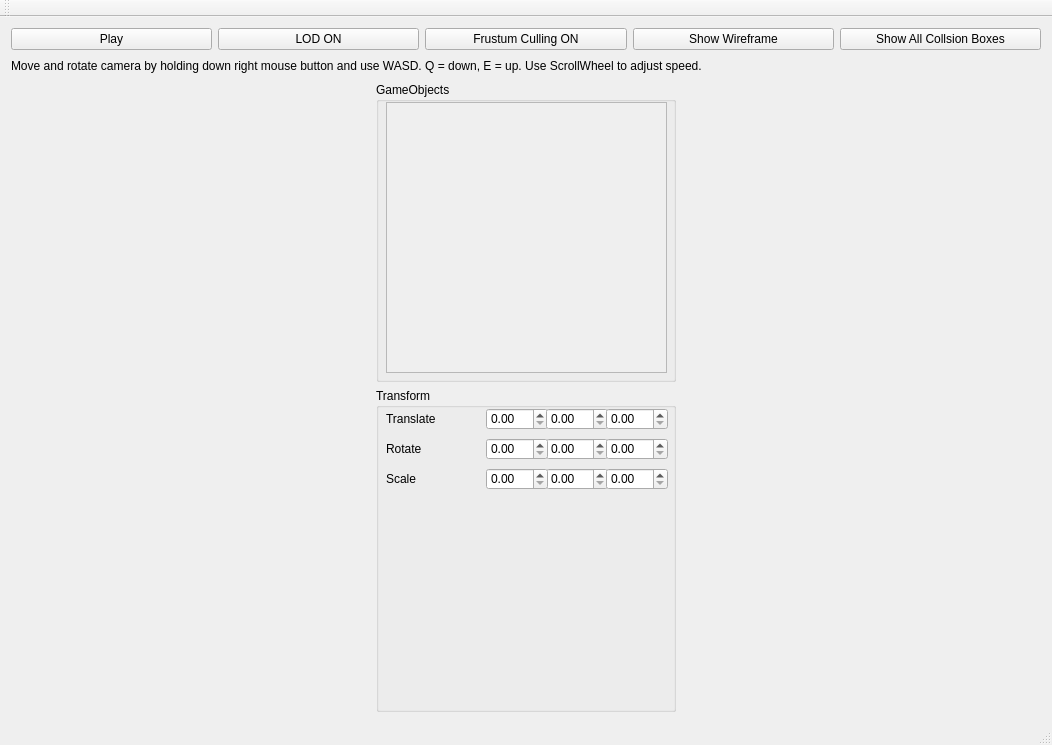
First picture: the form in mainwindow.ui, repository FredrikEik/Game_Engine_Architecture, before the edit.
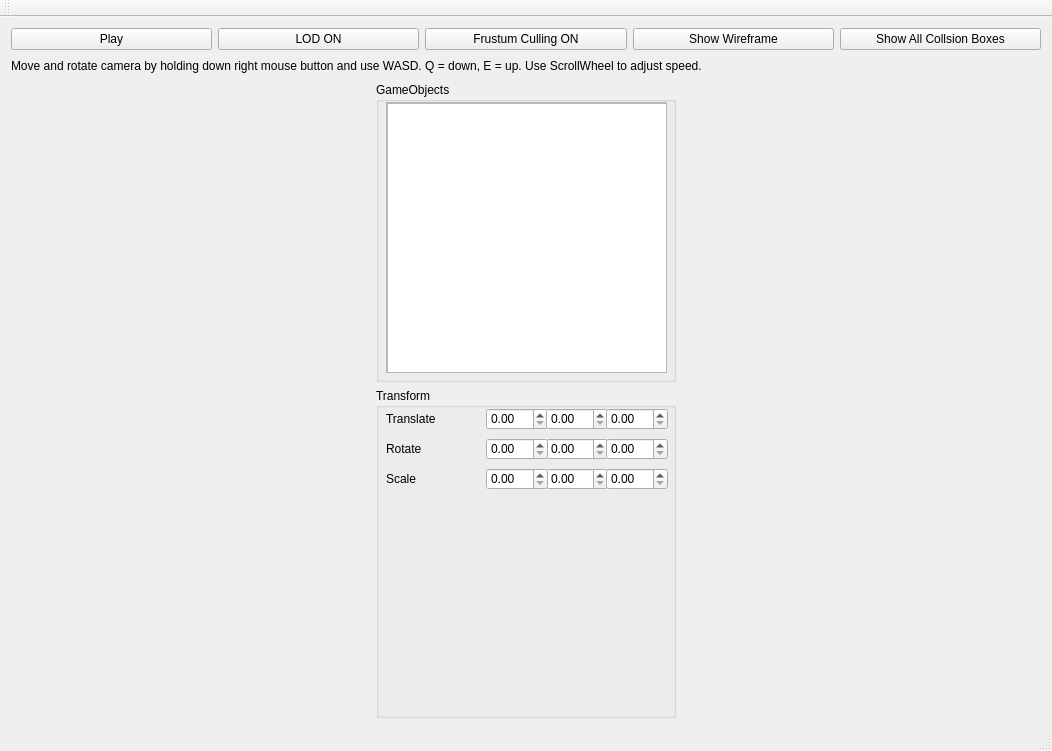
Second picture: the form after the edit.

Commit message: UI Object List showes all objects

Patch:
```diff
--- a/mainwindow.ui
+++ b/mainwindow.ui
@@ -7,7 +7,7 @@
     <x>0</x>
     <y>0</y>
     <width>1052</width>
-    <height>745</height>
+    <height>751</height>
    </rect>
   </property>
   <property name="windowTitle">
@@ -144,6 +144,16 @@
                 <height>269</height>
                </rect>
               </property>
+              <widget class="QListWidget" name="listWidget">
+               <property name="geometry">
+                <rect>
+                 <x>0</x>
+                 <y>0</y>
+                 <width>281</width>
+                 <height>271</height>
+                </rect>
+               </property>
+              </widget>
              </widget>
             </widget>
            </widget>
```
The commit also changes 11 other files.
